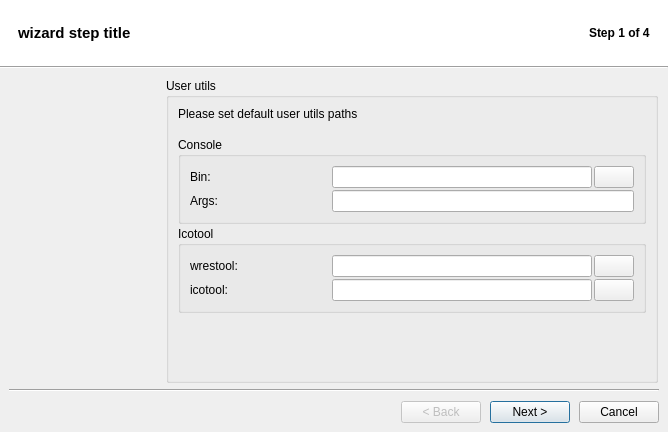
Qt form src/Wizard.ui (brezerk/q4wine) before a commit.
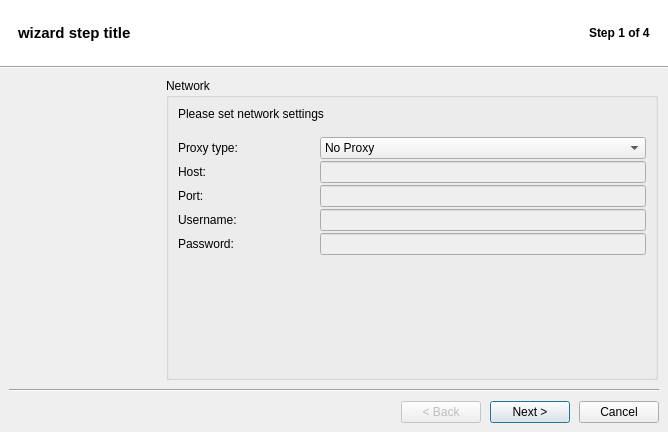
The same form after that commit. Icons and pictures are not drawn.

Patch:
```diff
--- a/src/Wizard.ui
+++ b/src/Wizard.ui
@@ -25,6 +25,10 @@
   <property name="windowTitle" >
    <string>Wizard</string>
   </property>
+  <property name="windowIcon" >
+   <iconset resource="q4wine.qrc" >
+    <normaloff>:/data/q4wine.png</normaloff>:/data/q4wine.png</iconset>
+  </property>
   <property name="autoFillBackground" >
    <bool>true</bool>
   </property>
@@ -488,12 +492,9 @@
              <item>
               <widget class="QLabel" name="lblInfoPrefix1" >
                <property name="text" >
-                <string>&lt;html>&lt;head>&lt;meta name="qrichtext" content="1" />&lt;style type="text/css">
-p, li { white-space: pre-wrap; }
-&lt;/style>&lt;/head>&lt;body style=" font-family:'Fixed [Misc]'; font-size:11pt; font-weight:400; font-style:normal;">
-&lt;p style=" margin-top:0px; margin-bottom:0px; margin-left:0px; margin-right:0px; -qt-block-indent:0; text-indent:0px;">If you wish to use different wine versions, you may wish set custom wine path here.&lt;/p>
-&lt;p style="-qt-paragraph-type:empty; margin-top:0px; margin-bottom:0px; margin-left:0px; margin-right:0px; -qt-block-indent:0; text-indent:0px;">&lt;/p>
-&lt;p style=" margin-top:0px; margin-bottom:0px; margin-left:0px; margin-right:0px; -qt-block-indent:0; text-indent:0px;">&lt;span style=" font-weight:600; color:#6495ed;">Note&lt;/span>: leave it blank for default.&lt;/p>&lt;/body>&lt;/html></string>
+                <string>If you wish to use different wine versions, you may wish set custom wine path here.
+
+Note: leave it blank for default.</string>
                </property>
                <property name="wordWrap" >
                 <bool>true</bool>
@@ -710,10 +711,9 @@
           <item>
            <widget class="QLabel" name="label_11" >
             <property name="text" >
-             <string>&lt;html>&lt;head>&lt;meta name="qrichtext" content="1" />&lt;style type="text/css">
-p, li { white-space: pre-wrap; }
-&lt;/style>&lt;/head>&lt;body style=" font-family:'Fixed'; font-size:11pt; font-weight:400; font-style:normal;">
-&lt;p style=" margin-top:0px; margin-bottom:0px; margin-left:0px; margin-right:0px; -qt-block-indent:0; text-indent:0px;">If you wish to use quick mount feature specify source device and mount point directory.&lt;br />&lt;span style=" font-weight:600;">Note&lt;/span>: leave it blank if you don't nead it.&lt;/p>&lt;/body>&lt;/html></string>
+             <string>If you wish to use quick mount feature specify source device and mount point directory.
+
+Note: leave it blank if you don't nead it.</string>
             </property>
             <property name="wordWrap" >
              <bool>true</bool>
@@ -833,8 +833,8 @@
                 <string>&lt;!DOCTYPE HTML PUBLIC "-//W3C//DTD HTML 4.0//EN" "http://www.w3.org/TR/REC-html40/strict.dtd">
 &lt;html>&lt;head>&lt;meta name="qrichtext" content="1" />&lt;style type="text/css">
 p, li { white-space: pre-wrap; }
-&lt;/style>&lt;/head>&lt;body style=" font-family:'Fixed [Misc]'; font-size:11pt; font-weight:400; font-style:normal;">
-&lt;p style="-qt-paragraph-type:empty; margin-top:0px; margin-bottom:0px; margin-left:0px; margin-right:0px; -qt-block-indent:0; text-indent:0px;">&lt;/p>&lt;/body>&lt;/html></string>
+&lt;/style>&lt;/head>&lt;body style=" font-family:'Fixed [Misc]'; font-size:12pt; font-weight:400; font-style:normal;">
+&lt;p style="-qt-paragraph-type:empty; margin-top:0px; margin-bottom:0px; margin-left:0px; margin-right:0px; -qt-block-indent:0; text-indent:0px; font-size:11pt;">&lt;/p>&lt;/body>&lt;/html></string>
                </property>
                <property name="textInteractionFlags" >
                 <set>Qt::LinksAccessibleByMouse|Qt::TextSelectableByMouse</set>
@@ -1778,12 +1778,7 @@
              <item>
               <widget class="QLabel" name="label_36" >
                <property name="text" >
-                <string>&lt;!DOCTYPE HTML PUBLIC "-//W3C//DTD HTML 4.0//EN" "http://www.w3.org/TR/REC-html40/strict.dtd">
-&lt;html>&lt;head>&lt;meta name="qrichtext" content="1" />&lt;style type="text/css">
-p, li { white-space: pre-wrap; }
-&lt;/style>&lt;/head>&lt;body style=" font-family:'Fixed [Misc]'; font-size:11pt; font-weight:400; font-style:normal;">
-&lt;p style="-qt-paragraph-type:empty; margin-top:12px; margin-bottom:12px; margin-left:0px; margin-right:0px; -qt-block-indent:0; text-indent:0px;">&lt;/p>
-&lt;p style=" margin-top:12px; margin-bottom:12px; margin-left:0px; margin-right:0px; -qt-block-indent:0; text-indent:0px;">Please select default fake drive version:&lt;/p>&lt;/body>&lt;/html></string>
+                <string>Please select default fake drive version:</string>
                </property>
               </widget>
              </item>
@@ -1982,11 +1977,7 @@
              <item>
               <widget class="QLabel" name="label_38" >
                <property name="text" >
-                <string>&lt;!DOCTYPE HTML PUBLIC "-//W3C//DTD HTML 4.0//EN" "http://www.w3.org/TR/REC-html40/strict.dtd">
-&lt;html>&lt;head>&lt;meta name="qrichtext" content="1" />&lt;style type="text/css">
-p, li { white-space: pre-wrap; }
-&lt;/style>&lt;/head>&lt;body style=" font-family:'Fixed [Misc]'; font-size:11pt; font-weight:400; font-style:normal;">
-&lt;p style=" margin-top:0px; margin-bottom:0px; margin-left:0px; margin-right:0px; -qt-block-indent:0; text-indent:0px;">&lt;span style=" font-weight:600;">Note&lt;/span>: Leave empty for default&lt;/p>&lt;/body>&lt;/html></string>
+                <string>Note: Leave empty for default</string>
                </property>
               </widget>
              </item>
@@ -2332,11 +2323,7 @@
              <item>
               <widget class="QLabel" name="label_39" >
                <property name="text" >
-                <string>&lt;!DOCTYPE HTML PUBLIC "-//W3C//DTD HTML 4.0//EN" "http://www.w3.org/TR/REC-html40/strict.dtd">
-&lt;html>&lt;head>&lt;meta name="qrichtext" content="1" />&lt;style type="text/css">
-p, li { white-space: pre-wrap; }
-&lt;/style>&lt;/head>&lt;body style=" font-family:'Fixed [Misc]'; font-size:11pt; font-weight:400; font-style:normal;">
-&lt;p style=" margin-top:0px; margin-bottom:0px; margin-left:0px; margin-right:0px; -qt-block-indent:0; text-indent:0px;">&lt;span style=" font-weight:600;">Note&lt;/span>: Leave empty for default&lt;/p>&lt;/body>&lt;/html></string>
+                <string>Note: Leave empty for default</string>
                </property>
               </widget>
              </item>
@@ -2621,11 +2608,7 @@
              <item>
               <widget class="QLabel" name="label_41" >
                <property name="text" >
-                <string>&lt;!DOCTYPE HTML PUBLIC "-//W3C//DTD HTML 4.0//EN" "http://www.w3.org/TR/REC-html40/strict.dtd">
-&lt;html>&lt;head>&lt;meta name="qrichtext" content="1" />&lt;style type="text/css">
-p, li { white-space: pre-wrap; }
-&lt;/style>&lt;/head>&lt;body style=" font-family:'Fixed [Misc]'; font-size:11pt; font-weight:400; font-style:normal;">
-&lt;p style=" margin-top:0px; margin-bottom:0px; margin-left:0px; margin-right:0px; -qt-block-indent:0; text-indent:0px;">&lt;span style=" font-weight:600;">Note&lt;/span>: Leave empty for default&lt;/p>&lt;/body>&lt;/html></string>
+                <string>Note: Leave empty for default</string>
                </property>
               </widget>
              </item>
@@ -2723,18 +2706,18 @@
           </item>
          </layout>
         </widget>
+        <zorder>widgetCreateFakeDrive0</zorder>
         <zorder>widgetCreateFakeDrive1</zorder>
         <zorder>widgetCreateFakeDrive2</zorder>
-        <zorder>widgetInfo</zorder>
-        <zorder>widgetFirstStartup0</zorder>
-        <zorder>widgetFirstStartup1</zorder>
-        <zorder>widgetFirstStartup3</zorder>
         <zorder>widgetCreateFakeDrive3</zorder>
-        <zorder>widgetCreateFakeDrive0</zorder>
-        <zorder>widgetCreatePrefix2</zorder>
-        <zorder>widgetCreatePrefix1</zorder>
         <zorder>widgetCreatePrefix0</zorder>
+        <zorder>widgetCreatePrefix1</zorder>
+        <zorder>widgetCreatePrefix2</zorder>
+        <zorder>widgetFirstStartup0</zorder>
+        <zorder>widgetFirstStartup1</zorder>
         <zorder>widgetFirstStartup2</zorder>
+        <zorder>widgetFirstStartup3</zorder>
+        <zorder>widgetInfo</zorder>
        </widget>
       </item>
       <item row="1" column="0" colspan="2" >
```
